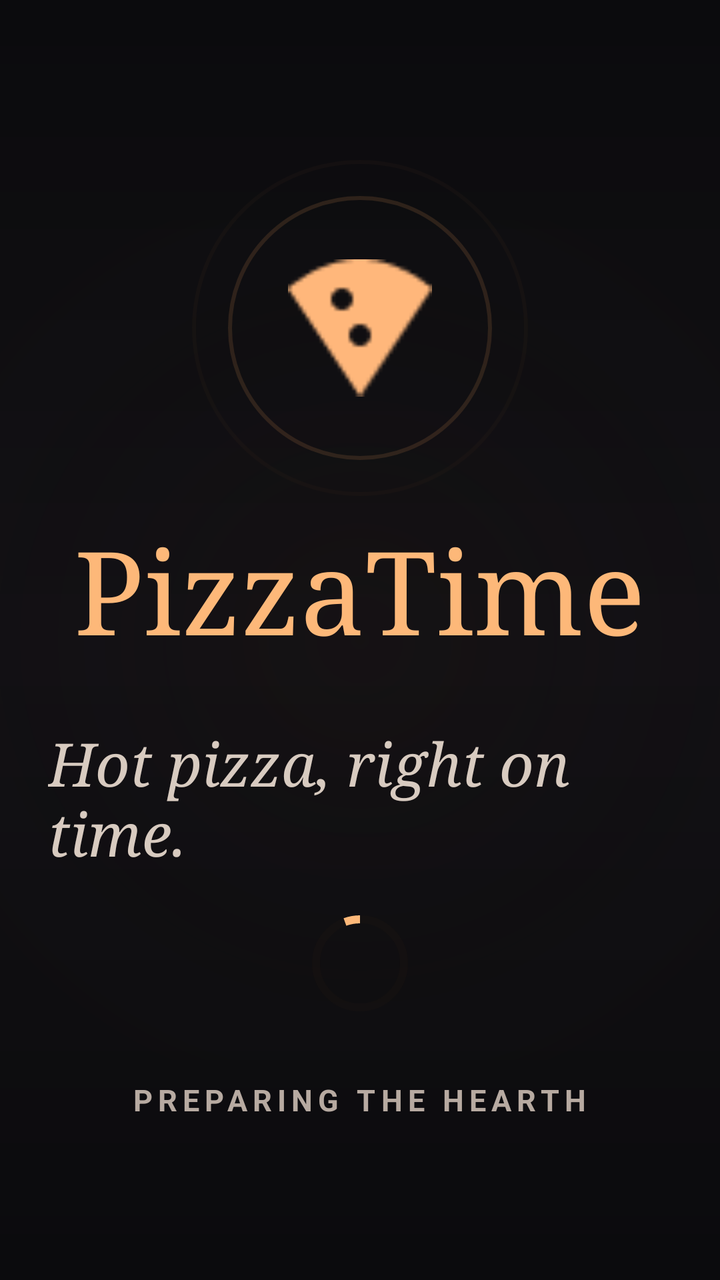
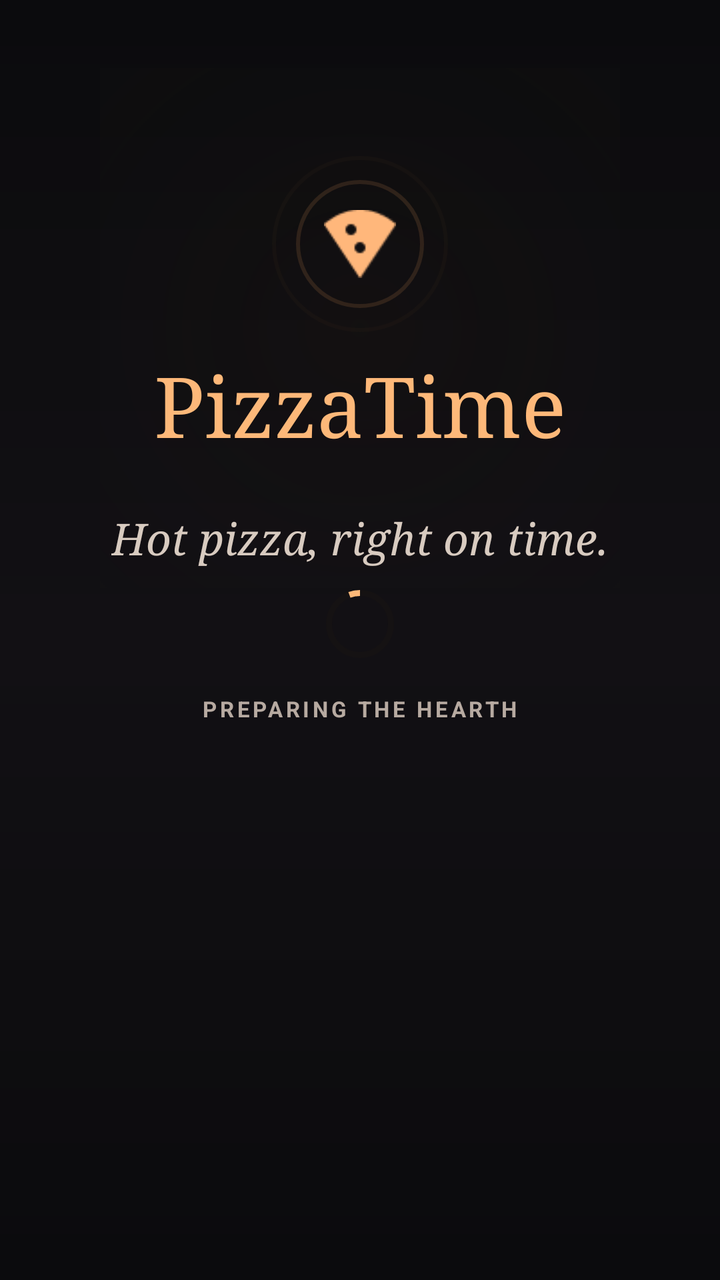

Compare the two renders of this Android layout. The source of the first and the diff that turns it into the second are given below.
<!-- AndroidManifest.xml: application theme Theme.PizzaTime -->
<!-- res/layout/fragment_splash.xml -->
<?xml version="1.0" encoding="utf-8"?>
<FrameLayout xmlns:android="http://schemas.android.com/apk/res/android"
    xmlns:app="http://schemas.android.com/apk/res-auto"
    android:layout_width="match_parent"
    android:layout_height="match_parent"
    android:background="@drawable/bg_app_dark">

    <View
        android:layout_width="420dp"
        android:layout_height="420dp"
        android:layout_gravity="center"
        android:background="@drawable/bg_splash_glow" />

    <LinearLayout
        android:layout_width="match_parent"
        android:layout_height="wrap_content"
        android:layout_gravity="center"
        android:gravity="center"
        android:orientation="vertical"
        android:paddingHorizontal="24dp">

        <FrameLayout
            android:layout_width="168dp"
            android:layout_height="168dp"
            android:layout_marginBottom="16dp">

            <View
                android:layout_width="168dp"
                android:layout_height="168dp"
                android:layout_gravity="center"
                android:background="@drawable/bg_splash_ring_outer" />

            <View
                android:layout_width="132dp"
                android:layout_height="132dp"
                android:layout_gravity="center"
                android:background="@drawable/bg_splash_ring_inner" />

            <ImageView
                android:layout_width="72dp"
                android:layout_height="72dp"
                android:layout_gravity="center"
                android:contentDescription="@string/app_name"
                android:src="@drawable/ic_pizza_mark" />

        </FrameLayout>

        <TextView
            android:layout_width="wrap_content"
            android:layout_height="wrap_content"
            android:fontFamily="serif"
            android:includeFontPadding="false"
            android:text="@string/app_name"
            android:textColor="#FDB879"
            android:textSize="58sp" />

        <TextView
            android:layout_width="wrap_content"
            android:layout_height="wrap_content"
            android:layout_marginTop="34dp"
            android:fontFamily="serif"
            android:includeFontPadding="false"
            android:text="@string/splash_tagline"
            android:textColor="#D8CBC0"
            android:textSize="30sp"
            android:textStyle="italic" />

        <com.google.android.material.progressindicator.CircularProgressIndicator
            android:layout_width="48dp"
            android:layout_height="48dp"
            android:layout_marginTop="18dp"
            android:indeterminate="true"
            app:indicatorColor="#FDB879"
            app:indicatorSize="48dp"
            app:trackColor="#33271912"
            app:trackThickness="4dp" />

        <TextView
            android:layout_width="wrap_content"
            android:layout_height="wrap_content"
            android:layout_marginTop="30dp"
            android:fontFamily="sans"
            android:letterSpacing="0.18"
            android:text="@string/splash_loading"
            android:textColor="#B7AAA1"
            android:textSize="15sp"
            android:textStyle="bold" />

    </LinearLayout>

</FrameLayout>
<!-- resources referenced by this layout -->
<resources>
  <!-- drawable bg_app_dark (drawable) -->
  <?xml version="1.0" encoding="utf-8"?>
  <shape xmlns:android="http://schemas.android.com/apk/res/android">
      <gradient
          android:angle="270"
          android:startColor="@color/pt_black"
          android:centerColor="@color/pt_dark"
          android:endColor="@color/pt_black" />
  </shape>
  <!-- drawable bg_splash_glow (drawable) -->
  <shape xmlns:android="http://schemas.android.com/apk/res/android">
      <gradient
          android:type="radial"
          android:centerX="0.5"
          android:centerY="0.5"
          android:gradientRadius="260dp"
          android:startColor="#3320170F"
          android:centerColor="#18171311"
          android:endColor="#00151312" />
  </shape>
  <!-- drawable bg_splash_ring_inner (drawable) -->
  <shape xmlns:android="http://schemas.android.com/apk/res/android"
      android:shape="oval">
      <solid android:color="#00151312" />
      <stroke
          android:width="2dp"
          android:color="#6A5B3F2B" />
  </shape>
  <!-- drawable bg_splash_ring_outer (drawable) -->
  <shape xmlns:android="http://schemas.android.com/apk/res/android"
      android:shape="oval">
      <solid android:color="#00151312" />
      <stroke
          android:width="2dp"
          android:color="#2A3A261A" />
  </shape>
  <!-- drawable ic_pizza_mark: png bitmap (drawable, 755 bytes) -->
  <string name="app_name">PizzaTime</string>
  <string name="splash_loading">PREPARING THE HEARTH</string>
  <string name="splash_tagline">Hot pizza, right on time.</string>
  <style name="Theme.PizzaTime" parent="Theme.MaterialComponents.DayNight.NoActionBar">
          
          <item name="colorOnPrimary">@color/white</item>
          
          <item name="colorOnSecondary">@color/black</item>
          
          <item name="android:statusBarColor">?attr/colorPrimaryVariant</item>
          
      </style>
  <color name="pt_black">#0B0B0D</color>
  <color name="pt_dark">#121014</color>
  <color name="white">#FFFFFFFF</color>
  <color name="black">#FF000000</color>
</resources>

<!-- the commit's change to res/layout/fragment_splash.xml (unified diff, before → after) -->
@@ -6,39 +6,41 @@
     android:background="@drawable/bg_app_dark">
 
     <View
-        android:layout_width="420dp"
-        android:layout_height="420dp"
-        android:layout_gravity="center"
+        android:layout_width="260dp"
+        android:layout_height="260dp"
+        android:layout_gravity="top|center_horizontal"
+        android:layout_marginTop="34dp"
         android:background="@drawable/bg_splash_glow" />
 
     <LinearLayout
         android:layout_width="match_parent"
         android:layout_height="wrap_content"
-        android:layout_gravity="center"
+        android:layout_gravity="top|center_horizontal"
         android:gravity="center"
         android:orientation="vertical"
-        android:paddingHorizontal="24dp">
+        android:paddingHorizontal="24dp"
+        android:paddingTop="78dp">
 
         <FrameLayout
-            android:layout_width="168dp"
-            android:layout_height="168dp"
-            android:layout_marginBottom="16dp">
+            android:layout_width="88dp"
+            android:layout_height="88dp"
+            android:layout_marginBottom="14dp">
 
             <View
-                android:layout_width="168dp"
-                android:layout_height="168dp"
+                android:layout_width="88dp"
+                android:layout_height="88dp"
                 android:layout_gravity="center"
                 android:background="@drawable/bg_splash_ring_outer" />
 
             <View
-                android:layout_width="132dp"
-                android:layout_height="132dp"
+                android:layout_width="64dp"
+                android:layout_height="64dp"
                 android:layout_gravity="center"
                 android:background="@drawable/bg_splash_ring_inner" />
 
             <ImageView
-                android:layout_width="72dp"
-                android:layout_height="72dp"
+                android:layout_width="36dp"
+                android:layout_height="36dp"
                 android:layout_gravity="center"
                 android:contentDescription="@string/app_name"
                 android:src="@drawable/ic_pizza_mark" />
@@ -52,38 +54,38 @@
             android:includeFontPadding="false"
             android:text="@string/app_name"
             android:textColor="#FDB879"
-            android:textSize="58sp" />
+            android:textSize="42sp" />
 
         <TextView
             android:layout_width="wrap_content"
             android:layout_height="wrap_content"
-            android:layout_marginTop="34dp"
+            android:layout_marginTop="28dp"
             android:fontFamily="serif"
             android:includeFontPadding="false"
             android:text="@string/splash_tagline"
             android:textColor="#D8CBC0"
-            android:textSize="30sp"
+            android:textSize="22sp"
             android:textStyle="italic" />
 
         <com.google.android.material.progressindicator.CircularProgressIndicator
-            android:layout_width="48dp"
-            android:layout_height="48dp"
-            android:layout_marginTop="18dp"
+            android:layout_width="34dp"
+            android:layout_height="34dp"
+            android:layout_marginTop="8dp"
             android:indeterminate="true"
             app:indicatorColor="#FDB879"
-            app:indicatorSize="48dp"
+            app:indicatorSize="34dp"
             app:trackColor="#33271912"
-            app:trackThickness="4dp" />
+            app:trackThickness="3dp" />
 
         <TextView
             android:layout_width="wrap_content"
             android:layout_height="wrap_content"
-            android:layout_marginTop="30dp"
+            android:layout_marginTop="14dp"
             android:fontFamily="sans"
-            android:letterSpacing="0.18"
+            android:letterSpacing="0.14"
             android:text="@string/splash_loading"
             android:textColor="#B7AAA1"
-            android:textSize="15sp"
+            android:textSize="11sp"
             android:textStyle="bold" />
 
     </LinearLayout>
